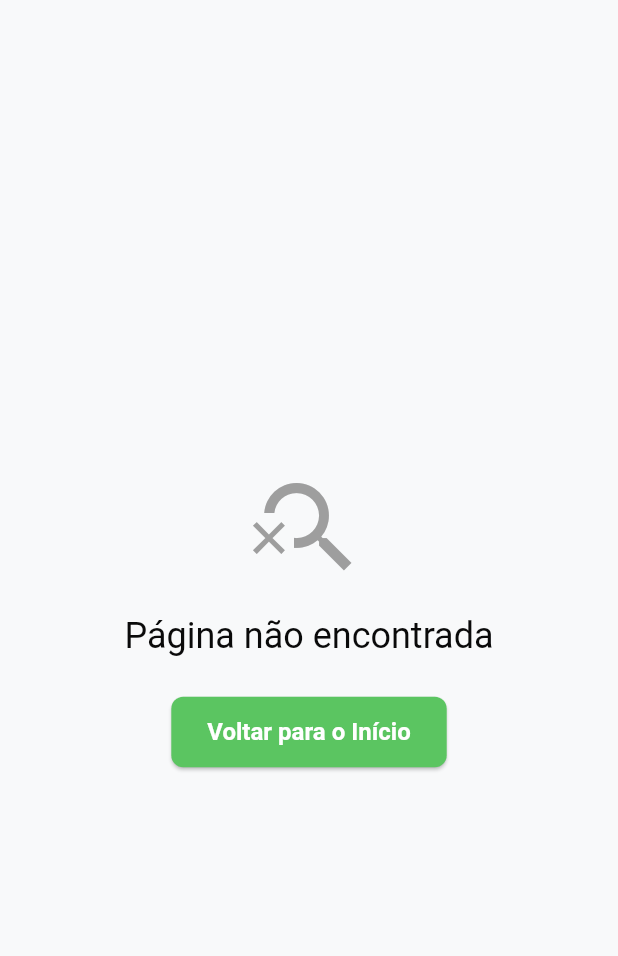
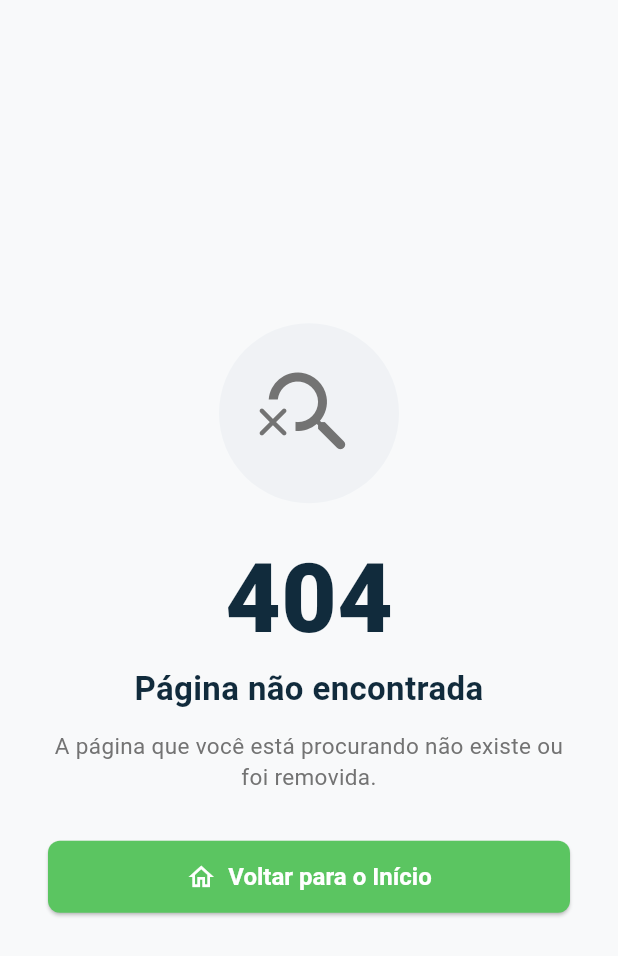
Before and after one commit to cidade-integra/cidade-integra-mobile, a Flutter app: the NotFoundScreen screen opened directly, on a phone screen of 412 x 824 dp. Shown: the top 956 px of the screen. Run offline on Flutter 3.47's test engine with Material 3 defaults, Android fonts, the phone set to English and light mode, and no system bars; our stand-ins replace flutter_svg, go_router.

Commit message:
feat: implement polished 404 NotFound screen with brand styling
Made-with: Cursor

```diff
--- a/cidade_integra/lib/screens/not_found_screen.dart
+++ b/cidade_integra/lib/screens/not_found_screen.dart
@@ -1,5 +1,6 @@
 import 'package:flutter/material.dart';
 import 'package:go_router/go_router.dart';
+import '../utils/app_theme.dart';
 
 class NotFoundScreen extends StatelessWidget {
   const NotFoundScreen({super.key});
@@ -7,20 +8,66 @@ class NotFoundScreen extends StatelessWidget {
   @override
   Widget build(BuildContext context) {
     return Scaffold(
+      backgroundColor: AppColors.fundo,
       body: Center(
+        child: Padding(
+          padding: const EdgeInsets.symmetric(horizontal: 32),
           child: Column(
             mainAxisAlignment: MainAxisAlignment.center,
             children: [
-            const Icon(Icons.search_off, size: 80, color: Colors.grey),
-            const SizedBox(height: 16),
-            Text('Página não encontrada',
-                style: Theme.of(context).textTheme.headlineSmall),
-            const SizedBox(height: 24),
-            ElevatedButton(
+              Container(
+                padding: const EdgeInsets.all(24),
+                decoration: BoxDecoration(
+                  color: AppColors.cinza.withValues(alpha: 0.2),
+                  shape: BoxShape.circle,
+                ),
+                child: Icon(
+                  Icons.search_off_rounded,
+                  size: 72,
+                  color: AppColors.textoSecundario,
+                ),
+              ),
+              const SizedBox(height: 32),
+              Text(
+                '404',
+                style: TextStyle(
+                  fontSize: 64,
+                  fontWeight: FontWeight.w800,
+                  color: AppColors.azul,
+                  height: 1,
+                ),
+              ),
+              const SizedBox(height: 12),
+              Text(
+                'Página não encontrada',
+                style: TextStyle(
+                  fontSize: 22,
+                  fontWeight: FontWeight.w600,
+                  color: AppColors.azul,
+                ),
+                textAlign: TextAlign.center,
+              ),
+              const SizedBox(height: 12),
+              Text(
+                'A página que você está procurando não existe ou foi removida.',
+                style: TextStyle(
+                  fontSize: 15,
+                  color: AppColors.textoSecundario,
+                  height: 1.4,
+                ),
+                textAlign: TextAlign.center,
+              ),
+              const SizedBox(height: 32),
+              SizedBox(
+                width: double.infinity,
+                child: ElevatedButton.icon(
                   onPressed: () => context.go('/'),
-              child: const Text('Voltar para o Início'),
+                  icon: const Icon(Icons.home_outlined, size: 20),
+                  label: const Text('Voltar para o Início'),
+                ),
               ),
             ],
+          ),
         ),
       ),
     );
```
Lines whose indentation alone changed are shown as unchanged.
